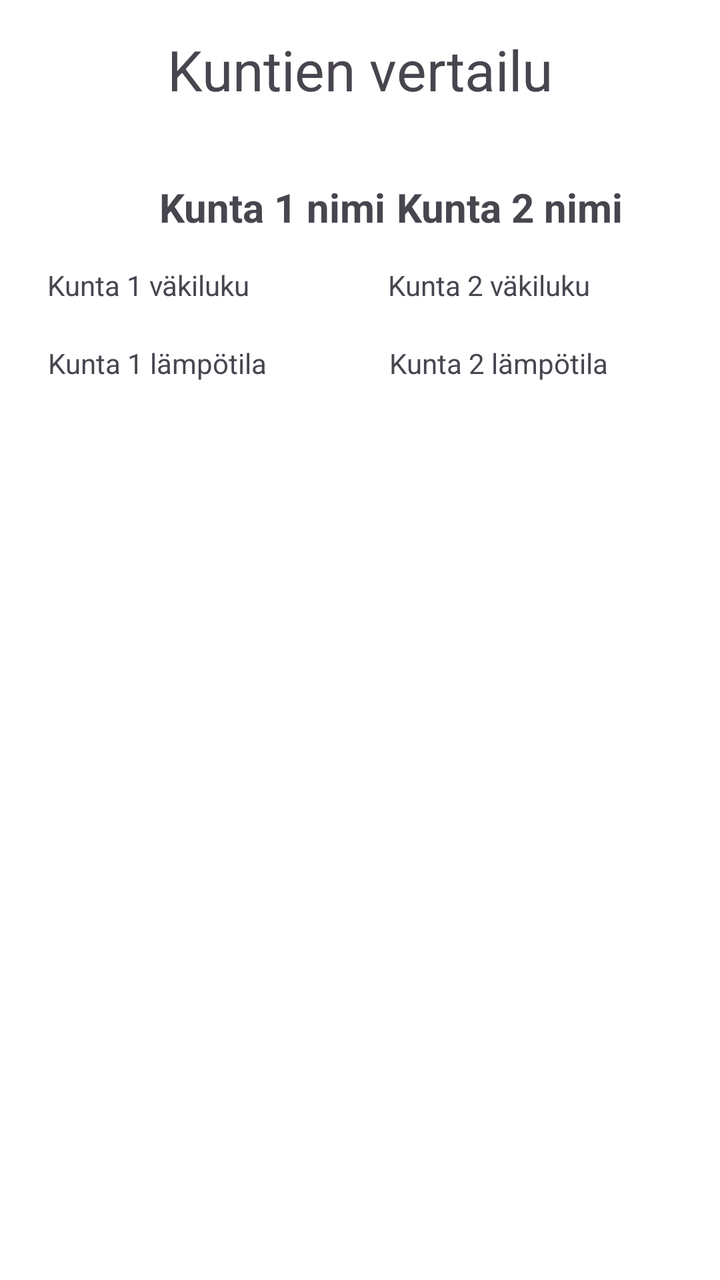
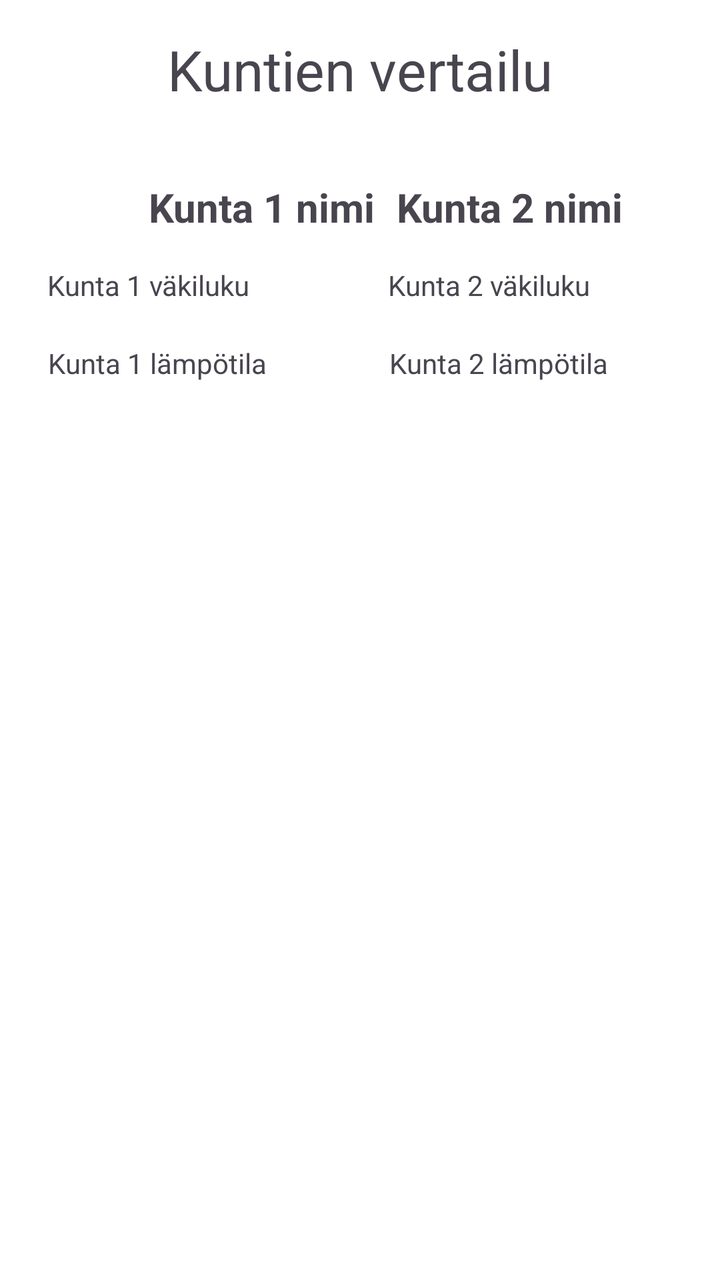

Two renders of the same Android screen: before a commit and after it. Below are the layout's source before the change and the commit's diff.
<!-- AndroidManifest.xml: application theme Theme.OO_Ohjelmointi_Projekti -->
<!-- res/layout/fragment_compare.xml -->
<?xml version="1.0" encoding="utf-8"?>
<androidx.constraintlayout.widget.ConstraintLayout
    xmlns:android="http://schemas.android.com/apk/res/android"
    xmlns:app="http://schemas.android.com/apk/res-auto"
    xmlns:tools="http://schemas.android.com/tools"
    android:layout_width="match_parent"
    android:layout_height="match_parent"
    android:background="#FFFFFF"
    tools:context=".fragments.CityInfoFragment">

    <TextView
        android:id="@+id/CityTwoNameText"
        android:layout_width="137dp"
        android:layout_height="0dp"
        android:layout_marginTop="90dp"
        android:text="Kunta 2 nimi"
        android:textSize="20sp"
        android:textStyle="bold"
        app:layout_constraintEnd_toEndOf="parent"
        app:layout_constraintHorizontal_bias="0.89"
        app:layout_constraintStart_toStartOf="parent"
        app:layout_constraintTop_toTopOf="parent" />

    <TextView
        android:id="@+id/CityTwoPopulationAmountText"
        android:layout_width="162dp"
        android:layout_height="23dp"
        android:layout_marginTop="16dp"
        android:text="Kunta 2 väkiluku"
        app:layout_constraintEnd_toEndOf="parent"
        app:layout_constraintHorizontal_bias="0.979"
        app:layout_constraintStart_toStartOf="parent"
        app:layout_constraintTop_toBottomOf="@+id/CityTwoNameText" />

    <TextView
        android:id="@+id/CityTwoTemperatureText"
        android:layout_width="158dp"
        android:layout_height="25dp"
        android:layout_marginTop="16dp"
        android:text="Kunta 2 lämpötila"
        app:layout_constraintEnd_toEndOf="parent"
        app:layout_constraintHorizontal_bias="0.964"
        app:layout_constraintStart_toStartOf="parent"
        app:layout_constraintTop_toBottomOf="@+id/CityTwoPopulationAmountText" />

    <TextView
        android:id="@+id/CityOnePopulationAmountText"
        android:layout_width="162dp"
        android:layout_height="23dp"
        android:layout_marginTop="16dp"
        android:text="Kunta 1 väkiluku"
        app:layout_constraintEnd_toEndOf="parent"
        app:layout_constraintHorizontal_bias="0.12"
        app:layout_constraintStart_toStartOf="parent"
        app:layout_constraintTop_toBottomOf="@+id/CityOneNameText" />

    <TextView
        android:id="@+id/CityOneNameText"
        android:layout_width="137dp"
        android:layout_height="0dp"
        android:layout_marginTop="90dp"
        android:text="Kunta 1 nimi"
        android:textSize="20sp"
        android:textStyle="bold"
        app:layout_constraintEnd_toEndOf="parent"
        app:layout_constraintHorizontal_bias="0.357"
        app:layout_constraintStart_toStartOf="parent"
        app:layout_constraintTop_toTopOf="parent" />

    <TextView
        android:id="@+id/CityOneTemperatureText"
        android:layout_width="158dp"
        android:layout_height="25dp"
        android:layout_marginTop="16dp"
        android:text="Kunta 1 lämpötila"
        app:layout_constraintEnd_toEndOf="parent"
        app:layout_constraintHorizontal_bias="0.118"
        app:layout_constraintStart_toStartOf="parent"
        app:layout_constraintTop_toBottomOf="@+id/CityOnePopulationAmountText" />

    <TextView
        android:id="@+id/Heading"
        android:layout_width="wrap_content"
        android:layout_height="wrap_content"
        android:layout_marginTop="16dp"
        android:text="Kuntien vertailu"
        android:textSize="28sp"
        app:layout_constraintEnd_toEndOf="parent"
        app:layout_constraintStart_toStartOf="parent"
        app:layout_constraintTop_toTopOf="parent" />

</androidx.constraintlayout.widget.ConstraintLayout>
<!-- resources referenced by this layout -->
<resources>
  <style name="Theme.OO_Ohjelmointi_Projekti" parent="Base.Theme.OO_Ohjelmointi_Projekti" />
  <style name="Base.Theme.OO_Ohjelmointi_Projekti" parent="Theme.Material3.DayNight.NoActionBar">
          
          
      </style>
</resources>

<!-- the commit's change to res/layout/fragment_compare.xml (unified diff, before → after) -->
@@ -59,6 +59,7 @@
         android:layout_width="137dp"
         android:layout_height="0dp"
         android:layout_marginTop="90dp"
+        android:layout_marginEnd="15dp"
         android:text="Kunta 1 nimi"
         android:textSize="20sp"
         android:textStyle="bold"
